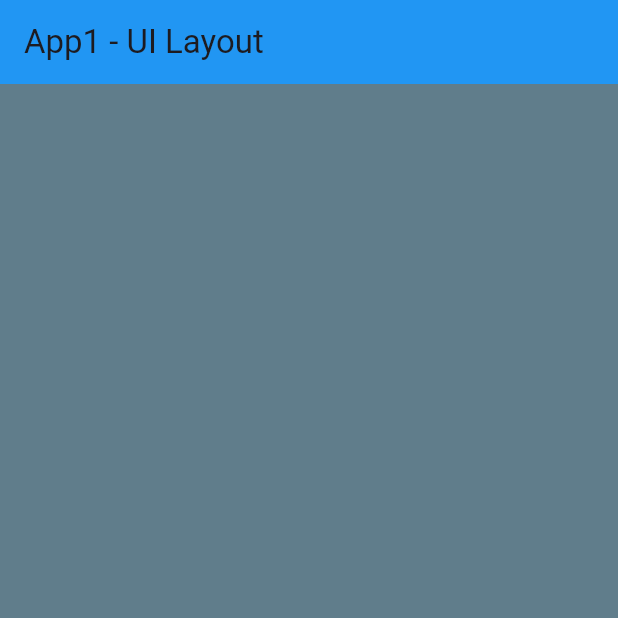
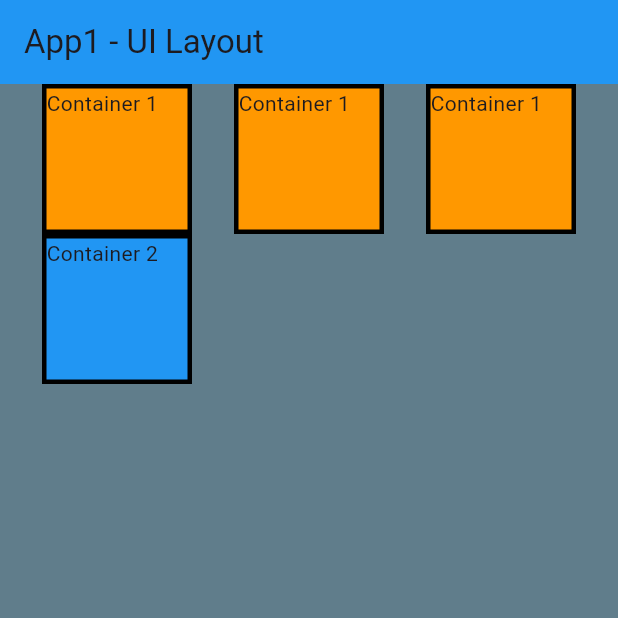
Before and after one commit to reo-duque/DMIT-2504-Assignment, a Flutter app: the screen it shows after launch, on a phone screen of 412 x 824 dp, the top half of it. Run offline on Flutter 3.47's test engine with Material 3 defaults, Android fonts, the phone set to English and light mode, and no system bars.

Commit message:
figured out how to make columns within the rows

```diff
--- a/Assignment 1/assignment1_reoduque/lib/main.dart
+++ b/Assignment 1/assignment1_reoduque/lib/main.dart
@@ -25,11 +25,51 @@ class MyApp extends StatelessWidget {
           title: const Text("App1 - UI Layout"),
           backgroundColor: Colors.blue,
         ),
-        body: const Row(
+        body: Row(
           mainAxisAlignment: MainAxisAlignment.spaceEvenly,
           mainAxisSize: MainAxisSize.max,
           children: <Widget>[
             //TODO: Put your code here to complete this app.
+            Column(
+              children: <Widget>[
+                Container(
+                    height: 100.0,
+                    width: 100.0,
+                    decoration: BoxDecoration(
+                        color: Colors.orange,
+                        border: Border.all(color: Colors.black, width: 3)),
+                    child: const Text('Container 1')),
+                Container(
+                    height: 100.0,
+                    width: 100.0,
+                    decoration: BoxDecoration(
+                        color: Colors.blue,
+                        border: Border.all(color: Colors.black, width: 3)),
+                    child: const Text('Container 2'))
+              ],
+            ),
+            Column(
+              children: <Widget>[
+                Container(
+                    height: 100.0,
+                    width: 100.0,
+                    decoration: BoxDecoration(
+                        color: Colors.orange,
+                        border: Border.all(color: Colors.black, width: 3)),
+                    child: const Text('Container 1'))
+              ],
+            ),
+            Column(
+              children: <Widget>[
+                Container(
+                    height: 100.0,
+                    width: 100.0,
+                    decoration: BoxDecoration(
+                        color: Colors.orange,
+                        border: Border.all(color: Colors.black, width: 3)),
+                    child: const Text('Container 1'))
+              ],
+            ),
           ],
         ),
       ),
```
Also changed, not shown: 1 other file.
